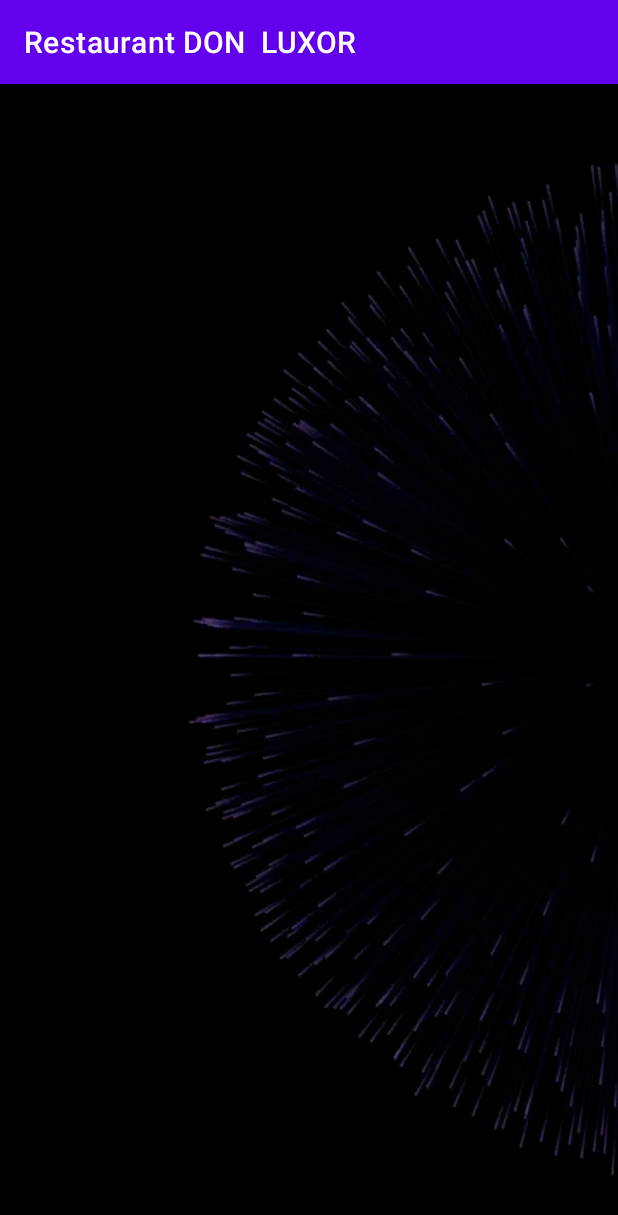
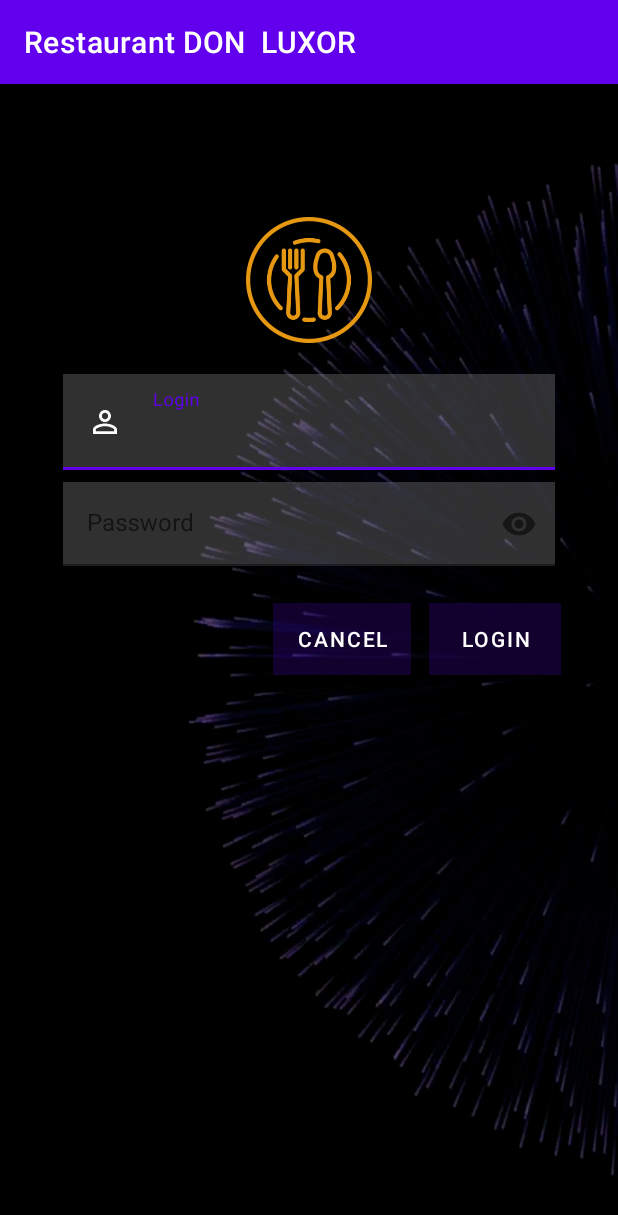
Before and after one commit to LizandroFelipeVasquez/idat_android_evaluacion2, an Android app: the screen it shows after launch (MainActivity), on a phone screen of 412 x 824 dp. Shown: the top 1215 px of the screen. Run offline under Robolectric (Android 15) with nearby library versions, the phone set to English and light mode, and no system bars.

Commit message:
add fields in login Fragment and add buton to login and cancel

```diff
--- /dev/null
+++ b/app/src/main/java/com/example/android_evaluacion2/LoginFragment.java
@@ -0,0 +1,50 @@
+package com.example.android_evaluacion2;
+
+import android.os.Bundle;
+import android.text.Editable;
+import android.view.KeyEvent;
+import android.view.LayoutInflater;
+import android.view.View;
+import android.view.ViewGroup;
+
+import androidx.annotation.NonNull;
+import androidx.fragment.app.Fragment;
+
+import com.google.android.material.button.MaterialButton;
+import com.google.android.material.textfield.TextInputEditText;
+import com.google.android.material.textfield.TextInputLayout;
+
+public class LoginFragment extends Fragment {
+
+    @Override
+    public View onCreateView(@NonNull LayoutInflater inflater, ViewGroup container, Bundle savedInstanceState){
+        View view = inflater.inflate(R.layout.login_restaurant, container,false);
+        final TextInputLayout passwordTextInput = view.findViewById(R.id.password_text_input);
+        final TextInputEditText passwordEditText = view.findViewById(R.id.password_edit_text);
+        MaterialButton logiButton=view.findViewById(R.id.login_button);
+
+         logiButton.setOnClickListener(new View.OnClickListener() {
+             @Override
+             public void onClick(View v) {
+                 if (!isPasswordValid(passwordEditText.getText())){
+                     passwordTextInput.setError(getString(R.string.login_error_message));
+                 }else{
+                     passwordTextInput.setError(null);
+                 }
+             }
+         });
+         passwordEditText.setOnKeyListener(new View.OnKeyListener() {
+             @Override
+             public boolean onKey(View v, int keyCode, KeyEvent event) {
+                 if (isPasswordValid(passwordEditText.getText())){
+                     passwordTextInput.setError(null);}
+                 return false;
+             }
+         });
+
+
+
+        return  view;
+    }
+    private boolean isPasswordValid(@NonNull Editable text){return text != null && text.length()>=6;}
+}
--- a/app/src/main/java/com/example/android_evaluacion2/MainActivity.java
+++ b/app/src/main/java/com/example/android_evaluacion2/MainActivity.java
@@ -1,14 +1,35 @@
 package com.example.android_evaluacion2;
 
 import androidx.appcompat.app.AppCompatActivity;
+import androidx.fragment.app.Fragment;
+import androidx.fragment.app.FragmentTransaction;
 
 import android.os.Bundle;
 
-public class MainActivity extends AppCompatActivity {
+public class MainActivity extends AppCompatActivity implements NavigationHost {
 
     @Override
     protected void onCreate(Bundle savedInstanceState) {
         super.onCreate(savedInstanceState);
         setContentView(R.layout.activity_main);
+
+        if(savedInstanceState == null){
+            getSupportFragmentManager()
+                    .beginTransaction()
+                    .add(R.id.container,new LoginFragment ())
+                    .commit();
+        }
+    }
+
+    @Override
+    public  void  navigateTo(Fragment fragment,Boolean addToBackstack){
+        FragmentTransaction transaction =
+                getSupportFragmentManager()
+                .beginTransaction()
+                .replace(R.id.container, fragment);
+        if (addToBackstack){
+            transaction.addToBackStack(null);
+        }
+        transaction.commit();
     }
 }
--- /dev/null
+++ b/app/src/main/java/com/example/android_evaluacion2/NavigationHost.java
@@ -0,0 +1,8 @@
+package com.example.android_evaluacion2;
+
+import androidx.fragment.app.Fragment;
+
+
+public interface NavigationHost {
+    void navigateTo (Fragment fragment,Boolean addToBackstack );
+}
--- /dev/null
+++ b/app/src/main/res/drawable/ic_baseline_person_outline_24.xml
@@ -0,0 +1,5 @@
+<vector android:height="24dp" android:tint="#FDFDFD"
+    android:viewportHeight="24" android:viewportWidth="24"
+    android:width="24dp" xmlns:android="http://schemas.android.com/apk/res/android">
+    <path android:fillColor="@android:color/white" android:pathData="M12,5.9c1.16,0 2.1,0.94 2.1,2.1s-0.94,2.1 -2.1,2.1S9.9,9.16 9.9,8s0.94,-2.1 2.1,-2.1m0,9c2.97,0 6.1,1.46 6.1,2.1v1.1L5.9,18.1L5.9,17c0,-0.64 3.13,-2.1 6.1,-2.1M12,4C9.79,4 8,5.79 8,8s1.79,4 4,4 4,-1.79 4,-4 -1.79,-4 -4,-4zM12,13c-2.67,0 -8,1.34 -8,4v3h16v-3c0,-2.66 -5.33,-4 -8,-4z"/>
+</vector>
--- a/app/src/main/res/layout/activity_main.xml
+++ b/app/src/main/res/layout/activity_main.xml
@@ -1,20 +1,9 @@
 <?xml version="1.0" encoding="utf-8"?>
-<androidx.constraintlayout.widget.ConstraintLayout xmlns:android="http://schemas.android.com/apk/res/android"
-    xmlns:app="http://schemas.android.com/apk/res-auto"
+<FrameLayout xmlns:android="http://schemas.android.com/apk/res/android"
     xmlns:tools="http://schemas.android.com/tools"
+    android:id="@+id/container"
     android:layout_width="match_parent"
     android:layout_height="match_parent"
-    tools:context=".MainActivity"
-    android:background="@drawable/fondo"
-    >
+    tools:context=".MainActivity">
 
-    <TextView
-        android:layout_width="wrap_content"
-        android:layout_height="wrap_content"
-        android:text="Hello World!"
-        app:layout_constraintBottom_toBottomOf="parent"
-        app:layout_constraintLeft_toLeftOf="parent"
-        app:layout_constraintRight_toRightOf="parent"
-        app:layout_constraintTop_toTopOf="parent" />
-
-</androidx.constraintlayout.widget.ConstraintLayout>
+</FrameLayout>
--- a/app/src/main/res/layout/login_restaurant.xml
+++ b/app/src/main/res/layout/login_restaurant.xml
@@ -5,6 +5,7 @@
     android:layout_width="match_parent"
     android:layout_height="match_parent"
     android:background="@drawable/fondo"
+    tools:context=".LoginFragment"
     >
     <LinearLayout
         android:layout_width="match_parent"
@@ -12,7 +13,7 @@
         android:clipChildren="false"
         android:clipToPadding="false"
         android:orientation="vertical"
-        android:padding="24dp"
+        android:padding="38dp"
         android:paddingTop="16dp"
         >
 
@@ -23,20 +24,79 @@
             android:layout_marginTop="50dp"
             android:layout_marginBottom="16dp"
             app:srcCompat="@drawable/logo" />
-        <TextView
-            android:layout_width="wrap_content"
+
+        <com.google.android.material.textfield.TextInputLayout
+            android:id="@+id/username_text_input"
+            android:layout_width="match_parent"
             android:layout_height="wrap_content"
-            android:layout_gravity="center_horizontal"
-            android:layout_marginBottom="132dp"
-            android:textAllCaps="true"
-            android:textSize="16sp"
-            android:text="@string/app_name"
-            android:textStyle="bold|italic"
-            android:textColor="@color/white"
-            />
+            android:layout_margin="4dp"
+            android:hint="@string/userName"
+            app:endIconMode="clear_text"
 
+            >
+
+            <com.google.android.material.textfield.TextInputEditText
+                android:id="@+id/username_edit_text"
+                android:layout_width="match_parent"
+                android:layout_height="wrap_content"
+                android:inputType="text"
+                android:maxLines="8"
+                android:background="#30ffffff"
+                android:drawableLeft="@drawable/ic_baseline_person_outline_24"
+                android:drawablePadding="20dp"
+                android:padding="20dp"
+                />
+        </com.google.android.material.textfield.TextInputLayout>
+
+        <com.google.android.material.textfield.TextInputLayout
+            android:id="@+id/password_text_input"
+            android:layout_width="match_parent"
+            android:layout_height="wrap_content"
+            android:layout_margin="4dp"
+            android:hint="@string/password"
+            app:endIconMode="password_toggle"
+            app:errorEnabled="true">
+
+            <com.google.android.material.textfield.TextInputEditText
+                android:id="@+id/password_edit_text"
+                android:layout_width="match_parent"
+                android:layout_height="wrap_content"
+                android:inputType="textPassword"
+                android:background="#30ffffff"/>
+
+
+        </com.google.android.material.textfield.TextInputLayout>
+        <RelativeLayout
+            android:layout_width="match_parent"
+            android:layout_height="wrap_content">
+            <com.google.android.material.button.MaterialButton
+                android:id="@+id/login_button"
+                android:layout_width="wrap_content"
+                android:layout_height="wrap_content"
+                android:layout_alignParentEnd="true"
+                android:layout_alignParentRight="true"
+                android:text="@string/login_button"
+                android:background="#30FFFFFF"
+                style="@style/Widget.MaterialComponents.Button"
+                />
+            <com.google.android.material.button.MaterialButton
+                android:id="@+id/login_cancel_button"
+                android:layout_width="wrap_content"
+                android:layout_height="wrap_content"
+                android:layout_marginEnd="12dp"
+                android:layout_marginRight="12dp"
+                android:layout_toLeftOf="@+id/login_button"
+                android:text="@string/login_cancel_button"
+                android:background="#30FFFFFF"
+                style="@style/Widget.MaterialComponents.Button"
+                />
+
+
+
+        </RelativeLayout>
 
 
     </LinearLayout>
 
+
 </ScrollView>
--- a/app/src/main/res/values/strings.xml
+++ b/app/src/main/res/values/strings.xml
@@ -1,4 +1,8 @@
 <resources>
     <string name="app_name">Restaurant "DON  LUXOR"</string>
-
+    <string name="userName">Login</string>
+    <string name="password">Password</string>
+    <string name="login_button">Login</string>
+    <string name="login_cancel_button">Cancel</string>
+    <string name="login_error_message">La contraseña debe contener 6 caracteres</string>
 </resources>
```
Also changed, not shown: app/src/main/res/drawable/logitopng.png (added).
